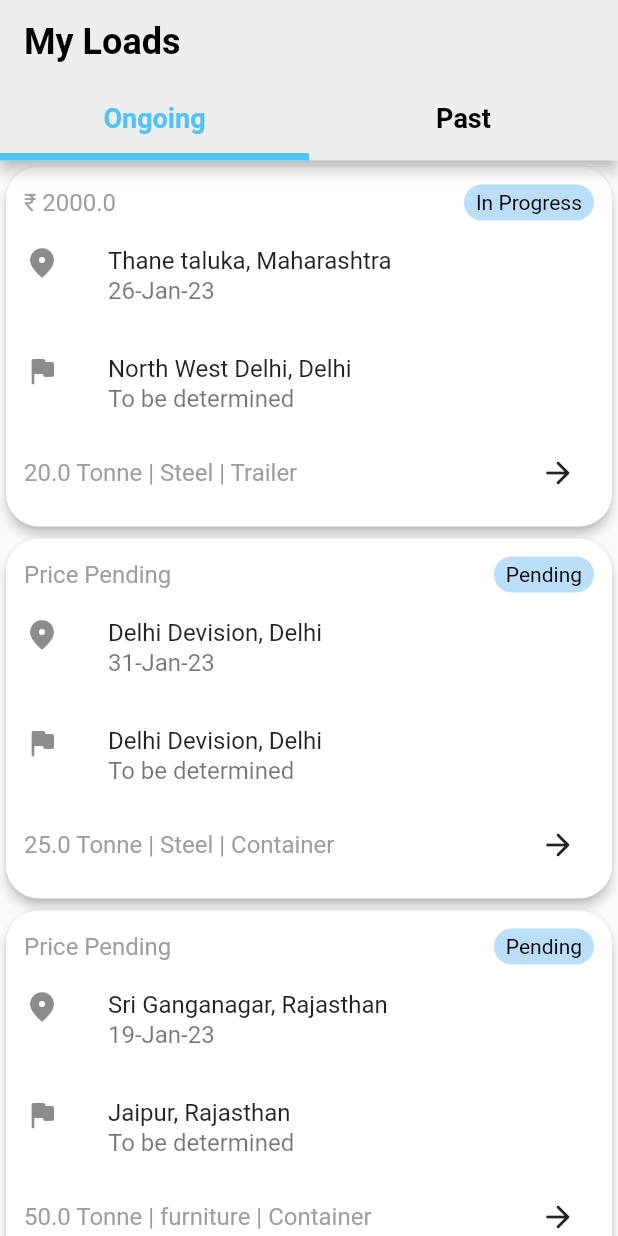
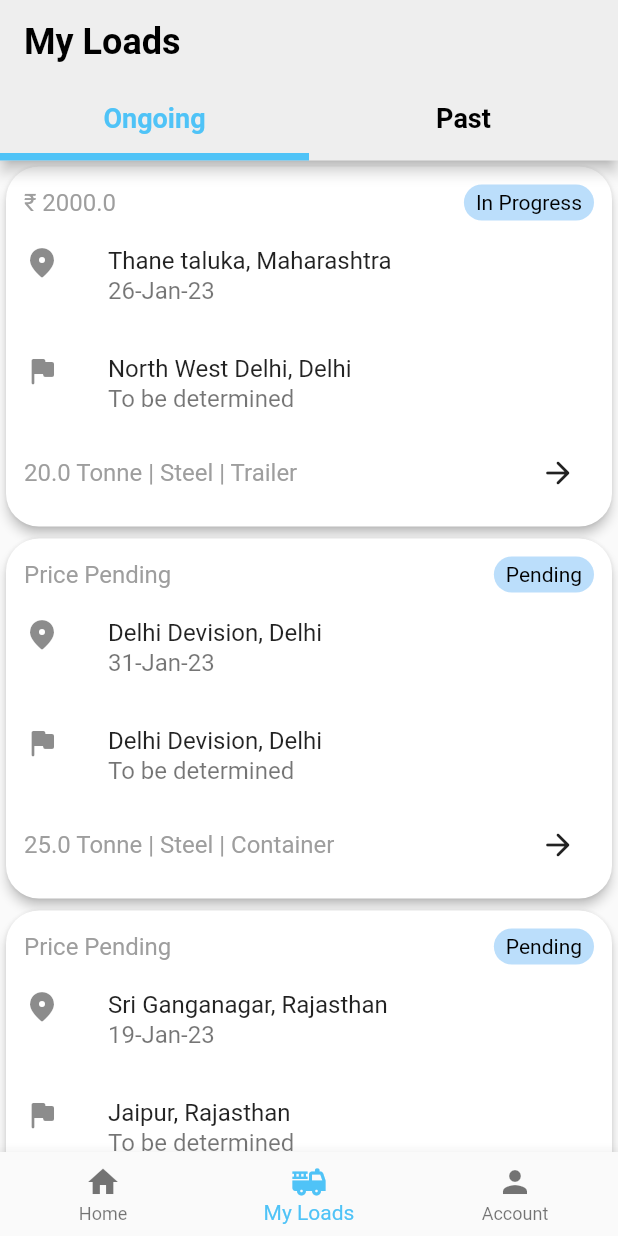
Before and after one commit to tarunjain3/Move, a Flutter app: the screen it shows after launch, on a phone screen of 412 x 824 dp. Run offline on Flutter 3.47's test engine with Material 2 defaults, Android fonts, the phone set to English and light mode, and no system bars.

Commit message:
feat: added bottom navigation bar in home page

```diff
--- a/lib/home_page.dart
+++ b/lib/home_page.dart
@@ -1,40 +1,62 @@
 import 'package:flutter/material.dart';
-import 'orders.dart';
+import 'package:move/tab_bar.dart';
 
-class HomePage extends StatelessWidget {
+class HomePage extends StatefulWidget {
   static const routeName = '/home';
-  const HomePage({Key? key}) : super(key: key);
+  const HomePage({super.key});
+
+  @override
+  State<HomePage> createState() => _HomePageState();
+}
+
+class _HomePageState extends State<HomePage> {
+  int _selectedIndex = 1;
+  static const TextStyle optionStyle =
+      TextStyle(fontSize: 30, fontWeight: FontWeight.bold);
+  static const List<Widget> _widgetOptions = <Widget>[
+    Text(
+      'Home',
+      style: optionStyle,
+    ),
+    OrdersTabBar(),
+    Text(
+      'Account',
+      style: optionStyle,
+    ),
+  ];
+
+  void _onItemTapped(int index) {
+    setState(() {
+      _selectedIndex = index;
+    });
+  }
 
   @override
   Widget build(BuildContext context) {
-    return DefaultTabController(
-      length: 2,
-      child: Scaffold(
-        appBar: AppBar(
-          title: const Text('My Loads'),
-          bottom: TabBar(
-            indicatorColor: const Color(0xFF4FC3F7),
-            indicatorWeight: 5,
-            labelColor: const Color(0xFF4FC3F7),
-            unselectedLabelColor: Colors.black,
-            labelStyle: Theme.of(context).textTheme.headline2,
-            tabs: const [
-              Tab(text: 'Ongoing'),
-              Tab(text: 'Past'),
-            ],
+    return Scaffold(
+      body: SafeArea(
+        child: Center(
+          child: _widgetOptions.elementAt(_selectedIndex),
+        ),
+      ),
+      bottomNavigationBar: BottomNavigationBar(
+        items: const <BottomNavigationBarItem>[
+          BottomNavigationBarItem(
+            icon: Icon(Icons.home),
+            label: 'Home',
           ),
-        ),
-        body: const SafeArea(
-          child: TabBarView(
-            children: [
-              Center(
-                  child: Orders(
-                type: 'ongoing',
-              )),
-              Center(child: Orders(type: 'past')),
-            ],
+          BottomNavigationBarItem(
+            icon: Icon(Icons.fire_truck),
+            label: 'My Loads',
           ),
-        ),
+          BottomNavigationBarItem(
+            icon: Icon(Icons.person),
+            label: 'Account',
+          ),
+        ],
+        currentIndex: _selectedIndex,
+        onTap: _onItemTapped,
+        selectedItemColor: const Color(0xFF4FC3F7),
       ),
     );
   }
--- a/lib/main.dart
+++ b/lib/main.dart
@@ -28,7 +28,8 @@ class MyApp extends StatelessWidget {
         textTheme: const TextTheme(
           headline1: TextStyle(
             color: Colors.black,
-            fontSize: 24,
+            fontSize: 30,
+
             fontWeight: FontWeight.bold,
           ),
           headline2: TextStyle(
--- /dev/null
+++ b/lib/tab_bar.dart
@@ -0,0 +1,39 @@
+import 'package:flutter/material.dart';
+import 'orders.dart';
+
+class OrdersTabBar extends StatelessWidget {
+  static const routeName = '/home';
+  const OrdersTabBar({Key? key}) : super(key: key);
+
+  @override
+  Widget build(BuildContext context) {
+    return DefaultTabController(
+      length: 2,
+      child: Scaffold(
+        appBar: AppBar(
+          title: const Text('My Loads'),
+          bottom: TabBar(
+            indicatorColor: const Color(0xFF4FC3F7),
+            indicatorWeight: 5,
+            labelColor: const Color(0xFF4FC3F7),
+            unselectedLabelColor: Colors.black,
+            labelStyle: Theme.of(context).textTheme.headline2,
+            tabs: const [
+              Tab(text: 'Ongoing'),
+              Tab(text: 'Past'),
+            ],
+          ),
+        ),
+        body: const TabBarView(
+          children: [
+            Center(
+                child: Orders(
+              type: 'ongoing',
+            )),
+            Center(child: Orders(type: 'past')),
+          ],
+        ),
+      ),
+    );
+  }
+}
```
